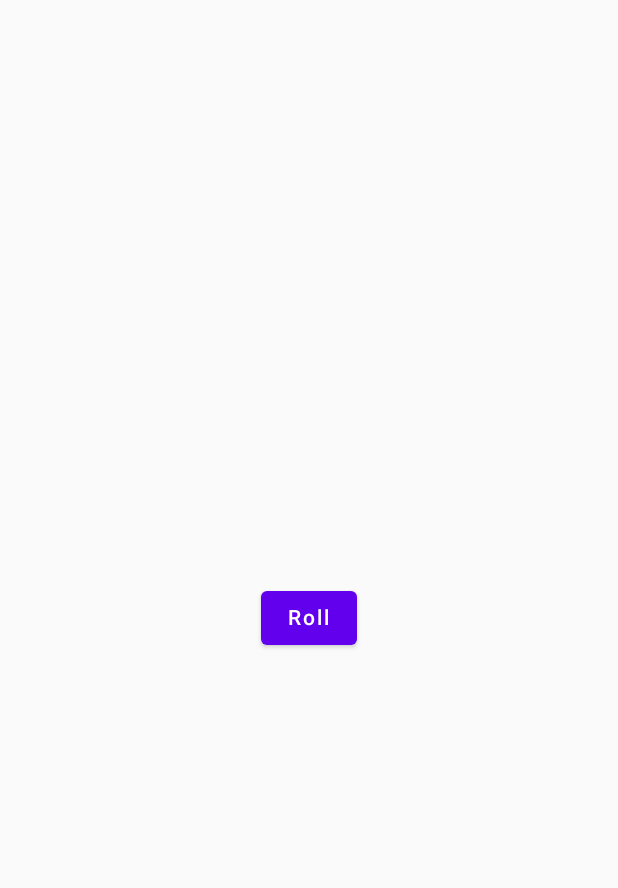
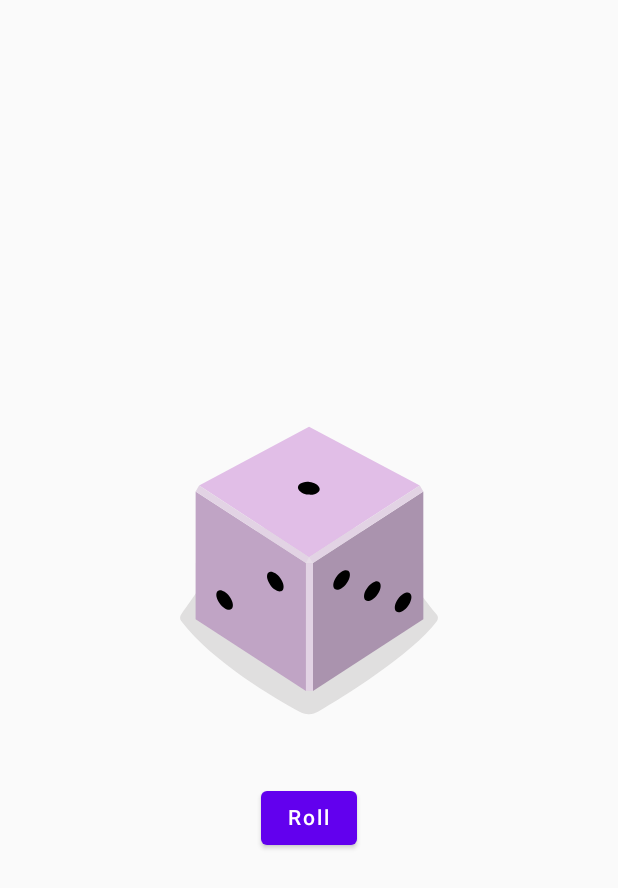
Before and after one commit to not-compose-coffee/jiyoung-kim, an Android app built with Jetpack Compose: the screen it shows after launch (MainActivity), on a phone screen of 412 x 824 dp. Shown: the top 888 px of the screen. Run offline under Robolectric (Android 15) with nearby library versions, the phone set to English and light mode, and no system bars.

Commit message:
feat(diceRoller): image 컴포저블 추가

```diff
--- a/week1/app/src/main/java/com/example/diceroller/MainActivity.kt
+++ b/week1/app/src/main/java/com/example/diceroller/MainActivity.kt
@@ -3,16 +3,17 @@ package com.example.diceroller
 import android.os.Bundle
 import androidx.activity.ComponentActivity
 import androidx.activity.compose.setContent
-import androidx.compose.foundation.layout.Column
-import androidx.compose.foundation.layout.fillMaxSize
-import androidx.compose.foundation.layout.wrapContentSize
+import androidx.compose.foundation.Image
+import androidx.compose.foundation.layout.*
 import androidx.compose.material.Button
 import androidx.compose.material.Text
 import androidx.compose.runtime.Composable
 import androidx.compose.ui.Alignment
 import androidx.compose.ui.Modifier
+import androidx.compose.ui.res.painterResource
 import androidx.compose.ui.res.stringResource
 import androidx.compose.ui.tooling.preview.Preview
+import androidx.compose.ui.unit.dp
 import com.example.diceroller.ui.theme.DiceRollerTheme
 
 class MainActivity : ComponentActivity() {
@@ -29,6 +30,8 @@ class MainActivity : ComponentActivity() {
 @Composable
 fun DiceWithButtonAndImage(modifier: Modifier = Modifier) {
     Column(modifier = modifier, horizontalAlignment = Alignment.CenterHorizontally) {
+        Image(painter = painterResource(id = R.drawable.dice_1), contentDescription = "roll 1")
+        Spacer(modifier = Modifier.height(16.dp))
         Button(onClick = { /*TODO*/ }) {
             Text(text = stringResource(id = R.string.roll))
         }
--- /dev/null
+++ b/week1/app/src/main/res/drawable/dice_1.xml
@@ -0,0 +1,66 @@
+<!--
+  ~ Copyright 2022, The Android Open Source Project
+  ~
+  ~ Licensed under the Apache License, Version 2.0 (the "License");
+  ~ you may not use this file except in compliance with the License.
+  ~ You may obtain a copy of the License at
+  ~
+  ~     http://www.apache.org/licenses/LICENSE-2.0
+  ~
+  ~ Unless required by applicable law or agreed to in writing, software
+  ~ distributed under the License is distributed on an "AS IS" BASIS,
+  ~ WITHOUT WARRANTIES OR CONDITIONS OF ANY KIND, either express or implied.
+  ~ See the License for the specific language governing permissions and
+  ~ limitations under the License.
+  -->
+
+<vector xmlns:android="http://schemas.android.com/apk/res/android"
+    android:width="200dp"
+    android:height="250dp"
+    android:viewportWidth="800"
+    android:viewportHeight="1000">
+    <path
+        android:fillAlpha="0.5"
+        android:fillColor="#C5C4C4"
+        android:pathData="M740.8,635.42c-68.27,90.47 -249.77,201.76 -316,240.63a50.7,50.7 0,0 1,-49.93 0.81c-64.19,-35 -234.09,-133.88 -315.65,-242a14.69,14.69 0,0 1,-0.12 -17.49c77.58,-106.29 159.67,-258.89 341.06,-258.89 182,0 242.19,139.08 340.27,258.88A14.62,14.62 0,0 1,740.8 635.42Z"
+        android:strokeAlpha="0.5" />
+    <path
+        android:fillColor="#AA93AE"
+        android:pathData="M704.9,630l-294.29,191.06l0,-340.85l294.29,-191.06l0,340.85z" />
+    <path
+        android:fillColor="#C0A4C5"
+        android:pathData="M97.59,630l294.29,191.06l0,-340.85l-294.29,-191.06l0,340.85z" />
+    <path
+        android:fillColor="#E1BEE7"
+        android:pathData="M400.14,464.73l-293.19,-191.45l293.19,-156.31l295.39,156.31l-295.39,191.45z" />
+    <path
+        android:fillColor="#E2D3E4"
+        android:pathData="M106.95,273.28l-9.36,15.87l294.29,191.06l8.26,-15.48l-293.19,-191.45z" />
+    <path
+        android:fillColor="#E2D3E4"
+        android:pathData="M695.53,273.28l9.37,15.87l-294.29,191.06l-10.47,-15.48l295.39,-191.45z" />
+    <path
+        android:fillColor="#E2D3E4"
+        android:pathData="M391.88,480.21h18.73v340.85h-18.73z" />
+    <path
+        android:fillColor="#E7DCE8"
+        android:pathData="M400.14,464.73l-8.26,15.48l18.73,0l-10.47,-15.48z" />
+    <path
+        android:fillColor="#000000"
+        android:pathData="M397.45,297.62a16.9,28.71 97.07,1 0,4.16 -33.54a16.9,28.71 97.07,1 0,-4.16 33.54z" />
+    <path
+        android:fillColor="#000000"
+        android:pathData="M297.17,539.02a30.12,16.11 53.82,1 0,26.01 -19.02a30.12,16.11 53.82,1 0,-26.01 19.02z" />
+    <path
+        android:fillColor="#000000"
+        android:pathData="M161.96,588.24a30.12,16.11 53.82,1 0,26.01 -19.02a30.12,16.11 53.82,1 0,-26.01 19.02z" />
+    <path
+        android:fillColor="#000000"
+        android:pathData="M551.15,579.45a30.12,16.11 126.18,1 0,35.56 -48.62a30.12,16.11 126.18,1 0,-35.56 48.62z" />
+    <path
+        android:fillColor="#000000"
+        android:pathData="M469.12,549.58a30.12,16.11 126.18,1 0,35.56 -48.62a30.12,16.11 126.18,1 0,-35.56 48.62z" />
+    <path
+        android:fillColor="#000000"
+        android:pathData="M633.17,609.29a30.12,16.11 126.18,1 0,35.56 -48.62a30.12,16.11 126.18,1 0,-35.56 48.62z" />
+</vector>
```
Also changed, not shown: week1/app/src/main/res/drawable/dice_2.xml (added, +66 -0 lines), week1/app/src/main/res/drawable/dice_3.xml (added, +66 -0 lines), week1/app/src/main/res/drawable/dice_4.xml (added, +69 -0 lines), week1/app/src/main/res/drawable/dice_5.xml (added, +75 -0 lines), week1/app/src/main/res/drawable/dice_6.xml (added, +81 -0 lines).
